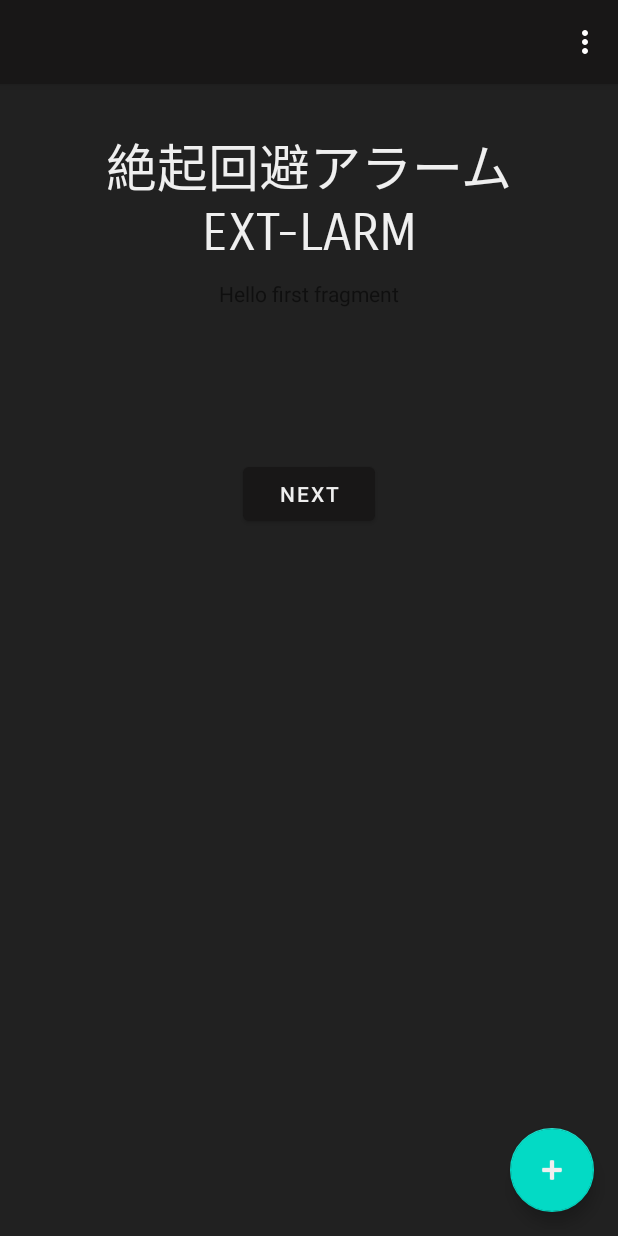
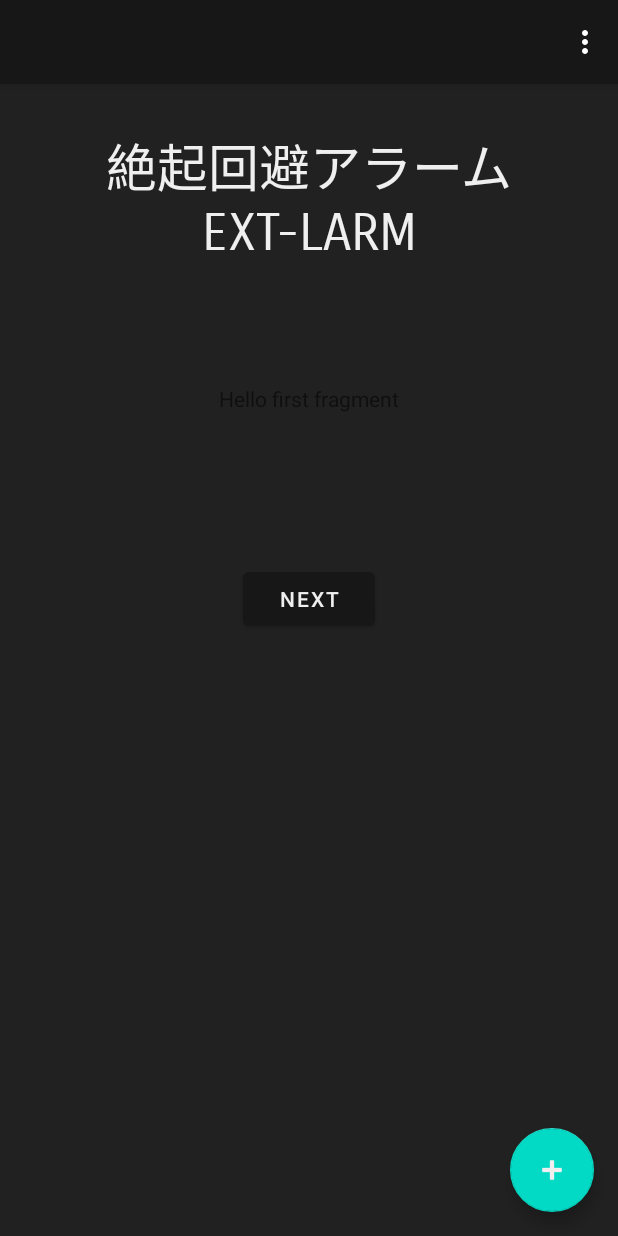
Before and after one commit to 0ga0takash1/Zekki_kaifi_alarm, an Android app: the screen it shows after launch (MainActivity), on a phone screen of 412 x 824 dp. Run offline under Robolectric (Android 15) with nearby library versions, the phone set to English and light mode, and no system bars.

Commit message:
設定画面遷移（途中）

```diff
--- a/app/src/main/java/zekki/kaihi/alarm/MainActivity.java
+++ b/app/src/main/java/zekki/kaihi/alarm/MainActivity.java
@@ -46,11 +46,13 @@ public class MainActivity extends AppCompatActivity {
         // Handle action bar item clicks here. The action bar will
         // automatically handle clicks on the Home/Up button, so long
         // as you specify a parent activity in AndroidManifest.xml.
-        int id = item.getItemId();
 
         //noinspection SimplifiableIfStatement
         if (item.getItemId() == R.id.action_settings) {
-            startActivity(new Intent(this, Settings.class));
+            getSupportFragmentManager().beginTransaction()
+                    .add(R.id.nav_host_fragment, new Settings())
+                    .addToBackStack(null)
+                    .commit();
         } else if (item.getItemId() == R.id.action_delete) {
 
         } else if (item.getItemId() == R.id.action_license) {
--- a/app/src/main/res/layout/content_main.xml
+++ b/app/src/main/res/layout/content_main.xml
@@ -11,7 +11,6 @@
         android:name="androidx.navigation.fragment.NavHostFragment"
         android:layout_width="0dp"
         android:layout_height="0dp"
-        android:layout_marginTop="130dp"
         app:defaultNavHost="true"
         app:layout_constraintBottom_toBottomOf="parent"
         app:layout_constraintLeft_toLeftOf="parent"
--- a/app/src/main/res/layout/fragment_first.xml
+++ b/app/src/main/res/layout/fragment_first.xml
@@ -11,10 +11,12 @@
         android:id="@+id/textview_first"
         android:layout_width="wrap_content"
         android:layout_height="wrap_content"
+        android:layout_marginTop="200dp"
         android:text="@string/hello_first_fragment"
         app:layout_constraintBottom_toTopOf="@id/button_first"
         app:layout_constraintEnd_toEndOf="parent"
-        app:layout_constraintStart_toStartOf="parent" />
+        app:layout_constraintStart_toStartOf="parent"
+        app:layout_constraintTop_toTopOf="parent" />
 
     <Button
         android:id="@+id/button_first"
```
Also changed, not shown: app/src/main/res/xml/setting.xml (line endings or trailing spaces).
